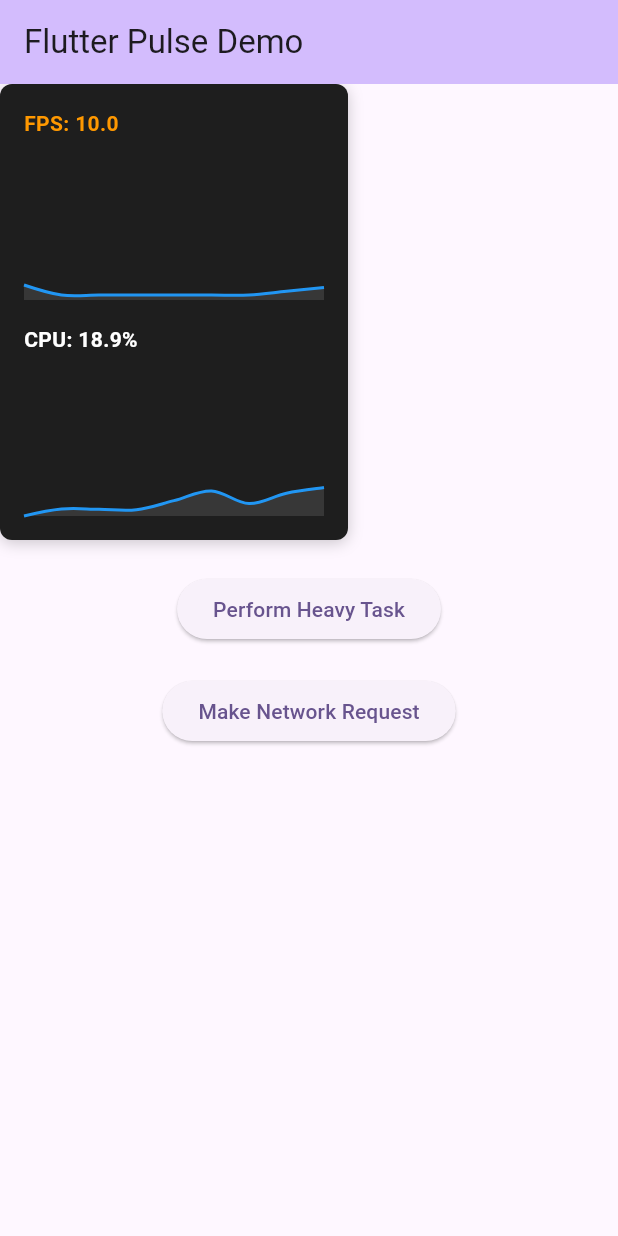
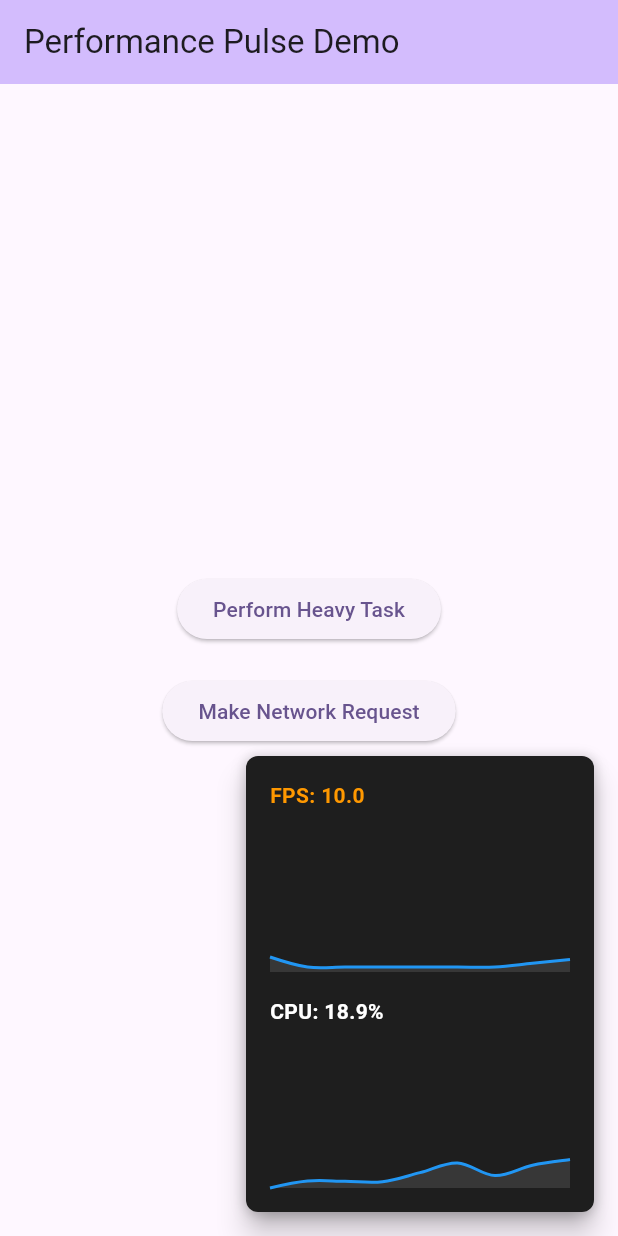
Before and after one commit to jamalihassan0307/flutter_performance_pulse, a Flutter app: the screen it shows after launch, after a tap on "Perform Heavy Task", on a phone screen of 412 x 824 dp. Run offline on Flutter 3.47's test engine with Material 3 defaults, Android fonts, the light colour scheme and no system bars; drawn by our look-alikes of fl_chart; our stand-ins replace battery_plus, device_info_plus, dio.

Commit message:
Refactor main.dart to initialize performance monitoring asynchronously and enhance the app's title. Add a performance dashboard overlay to display real-time FPS and CPU usage, improving user experience and performance tracking capabilities.

```diff
--- a/example/lib/main.dart
+++ b/example/lib/main.dart
@@ -2,9 +2,11 @@ import 'package:flutter/material.dart';
 import 'package:flutter_performance_pulse/flutter_performance_pulse.dart';
 import 'package:dio/dio.dart';
 
-void main() {
+void main() async {
+  WidgetsFlutterBinding.ensureInitialized();
+
   // Initialize the performance monitor
-  PerformanceMonitor.instance.initialize(
+  await PerformanceMonitor.instance.initialize(
     config: const MonitorConfig(
       showMemory: true,
       showLogs: true,
@@ -26,11 +28,38 @@ class MyApp extends StatelessWidget {
   @override
   Widget build(BuildContext context) {
     return MaterialApp(
-      title: 'Flutter Pulse Demo',
+      title: 'Flutter Performance Pulse Demo',
       theme: ThemeData(
         colorScheme: ColorScheme.fromSeed(seedColor: Colors.deepPurple),
         useMaterial3: true,
       ),
+      builder: (context, child) {
+        return Stack(
+          children: [
+            child!,
+            const Positioned(
+              right: 16,
+              bottom: 16,
+              child: Material(
+                elevation: 8,
+                borderRadius: BorderRadius.all(Radius.circular(8)),
+                child: PerformanceDashboard(
+                  showFPS: true,
+                  showCPU: true,
+                  theme: DashboardTheme(
+                    backgroundColor: Color(0xFF1E1E1E),
+                    textColor: Colors.white,
+                    warningColor: Colors.orange,
+                    errorColor: Colors.red,
+                    chartLineColor: Colors.blue,
+                    chartFillColor: Color(0x40808080),
+                  ),
+                ),
+              ),
+            ),
+          ],
+        );
+      },
       home: const MyHomePage(),
     );
   }
@@ -72,11 +101,9 @@ class _MyHomePageState extends State<MyHomePage> {
     return Scaffold(
       appBar: AppBar(
         backgroundColor: Theme.of(context).colorScheme.inversePrimary,
-        title: const Text('Flutter Pulse Demo'),
+        title: const Text('Performance Pulse Demo'),
       ),
-      body: Stack(
-        children: [
-          Center(
+      body: Center(
         child: Column(
           mainAxisAlignment: MainAxisAlignment.center,
           children: [
@@ -95,21 +122,6 @@ class _MyHomePageState extends State<MyHomePage> {
           ],
         ),
       ),
-          // Add the performance dashboard
-          const PerformanceDashboard(
-            showFPS: true,
-            showCPU: true,
-            theme: DashboardTheme(
-              backgroundColor: Color(0xFF1E1E1E),
-              textColor: Colors.white,
-              warningColor: Colors.orange,
-              errorColor: Colors.red,
-              chartLineColor: Colors.blue,
-              chartFillColor: Color(0x40808080),
-            ),
-          ),
-        ],
-      ),
     );
   }
 }
```
Lines whose indentation alone changed are shown as unchanged.
